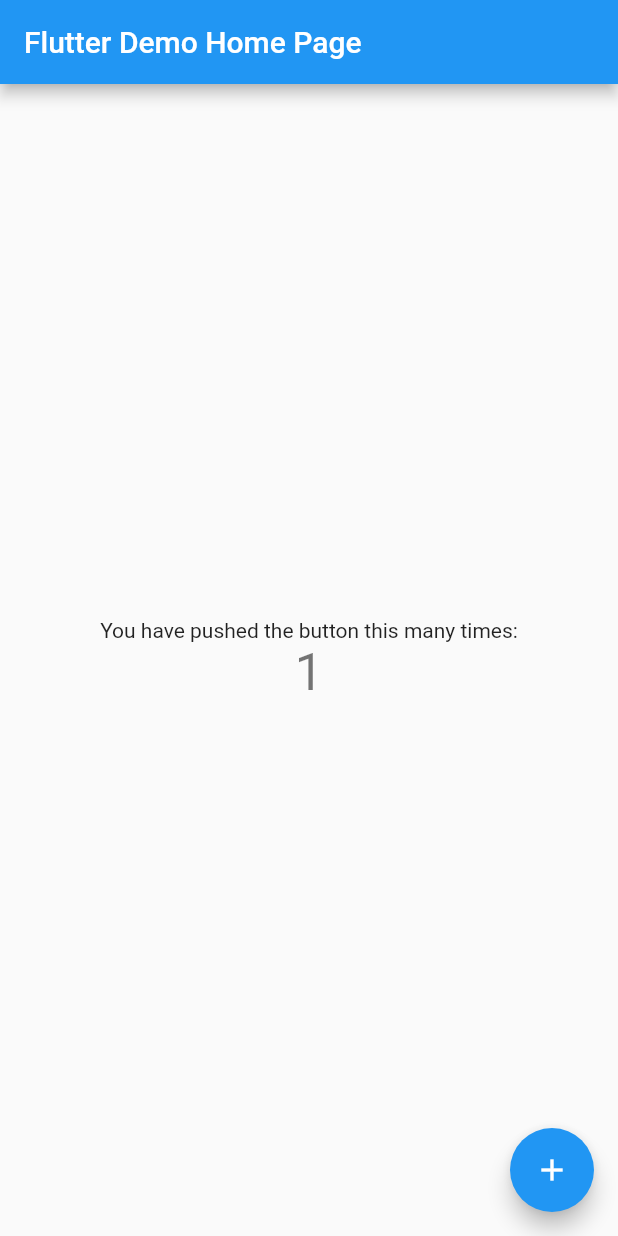
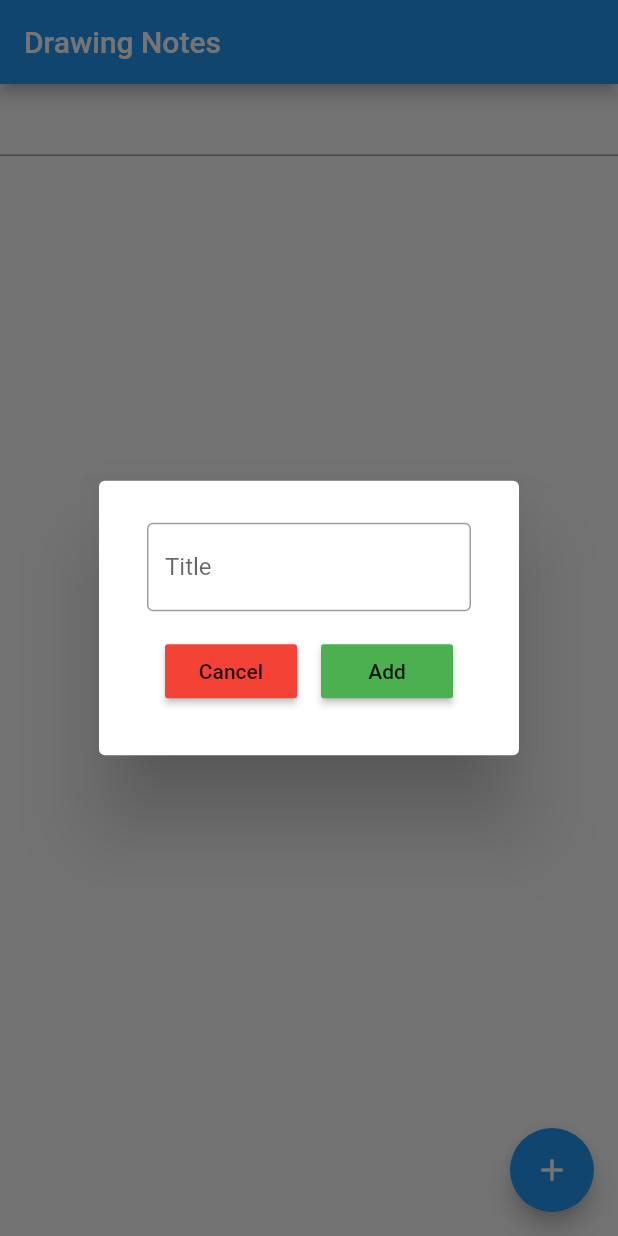
Before and after one commit to ChaxuGarg/Drawing_Notes_App, a Flutter app: the screen it shows after launch, after a tap on the "add" icon, on a phone screen of 412 x 824 dp. Run offline on Flutter 3.47's test engine with Material 2 defaults, Android fonts, the phone set to English and light mode, and no system bars; our stand-ins replace shared_preferences.

Commit message:
Added main screen with add button and dialog

```diff
--- a/lib/main.dart
+++ b/lib/main.dart
@@ -1,4 +1,6 @@
+import 'package:drawing_notes_app/main_screen.dart';
 import 'package:flutter/material.dart';
+import 'package:shared_preferences/shared_preferences.dart';
 
 void main() {
   runApp(MyApp());
@@ -26,7 +28,7 @@ class MyApp extends StatelessWidget {
         // closer together (more dense) than on mobile platforms.
         visualDensity: VisualDensity.adaptivePlatformDensity,
       ),
-      home: MyHomePage(title: 'Flutter Demo Home Page'),
+      home: MainScreen(),
     );
   }
 }
--- /dev/null
+++ b/lib/main_screen.dart
@@ -0,0 +1,118 @@
+import 'package:flutter/material.dart';
+
+class Drawing {
+  String name = "";
+
+  Drawing(String name) {
+    this.name = name;
+  }
+}
+
+class MainScreen extends StatefulWidget {
+  @override
+  _MainScreenState createState() => _MainScreenState();
+}
+
+class _MainScreenState extends State<MainScreen> {
+
+  List<Drawing> drawings = [];
+  List<ListTile> drawingWidgets = [];
+  TextEditingController search = TextEditingController();
+  TextEditingController newDrawing = TextEditingController();
+  final _formKey = GlobalKey<FormState>();
+
+  void addNewDrawing(String name) {
+    setState(() {
+      drawings.add(Drawing(name));
+      drawingWidgets.add(ListTile(title: Text(name)));
+    });
+  }
+
+  _showDialog(context) {
+    showDialog(
+        context: context,
+        builder: (BuildContext context) {
+          return AlertDialog(
+            content: Stack(
+              overflow: Overflow.visible,
+              children: <Widget> [
+                Form(
+                  key: _formKey,
+                  child: Column(
+                    mainAxisSize: MainAxisSize.min,
+                    children: <Widget> [
+                      Padding(
+                        padding: EdgeInsets.all(8.0),
+                        child: TextFormField(
+                          controller: newDrawing,
+                          decoration: InputDecoration(
+                            hintText: 'Enter name for drawing',
+                            border: OutlineInputBorder(
+                              borderSide: BorderSide(color: Colors.blue)
+                            ),
+                            labelText: 'Title'
+                            )
+                          ),
+                        ),
+                      Row(
+                        mainAxisSize: MainAxisSize.min,
+                        children: <Widget> [
+                          Padding(
+                            padding: const EdgeInsets.all(8.0),
+                            child: RaisedButton(
+                              color: Colors.red,
+                              child: Text("Cancel"),
+                              onPressed: () {
+                                Navigator.of(context).pop();
+                              },
+                            ),
+                          ),
+                          Padding(
+                            padding: const EdgeInsets.all(8.0),
+                            child: RaisedButton(
+                              color: Colors.green,
+                              child: Text("Add"),
+                              onPressed: () {
+                                setState(() {
+                                  drawingWidgets.add(ListTile(title: Text(newDrawing.text)));
+                                });
+                                newDrawing.text = "";
+                                Navigator.of(context).pop();
+                              },
+                            ),
+                          )
+                        ],
+                      )
+                    ],
+                  )
+                )
+              ],
+            )
+          );
+        }
+    );
+  }
+
+  @override
+  Widget build(BuildContext context) {
+    return Scaffold(
+      appBar: AppBar(
+        title: Text("Drawing Notes"),
+      ),
+      body: ListView(
+        children: <Widget> [
+          TextField(
+            controller: search,
+          )
+        ] + drawingWidgets,
+      ),
+      floatingActionButton: FloatingActionButton(
+        tooltip: "Add",
+        child: Icon(Icons.add),
+          onPressed: () {
+          _showDialog(context);
+          },
+      ),
+    );
+  }
+}
--- a/pubspec.yaml
+++ b/pubspec.yaml
@@ -23,6 +23,7 @@ environment:
 dependencies:
   flutter:
     sdk: flutter
+  shared_preferences: ^2.0.3
 
 
   # The following adds the Cupertino Icons font to your application.
```
Also changed, not shown: pubspec.lock, 7 other files.
